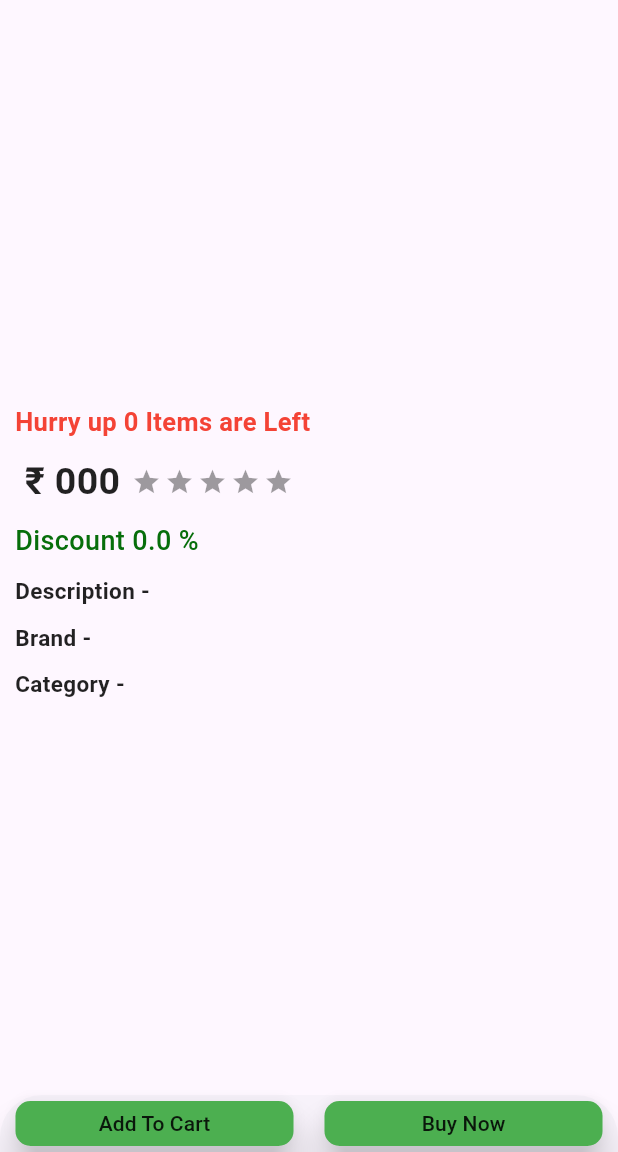
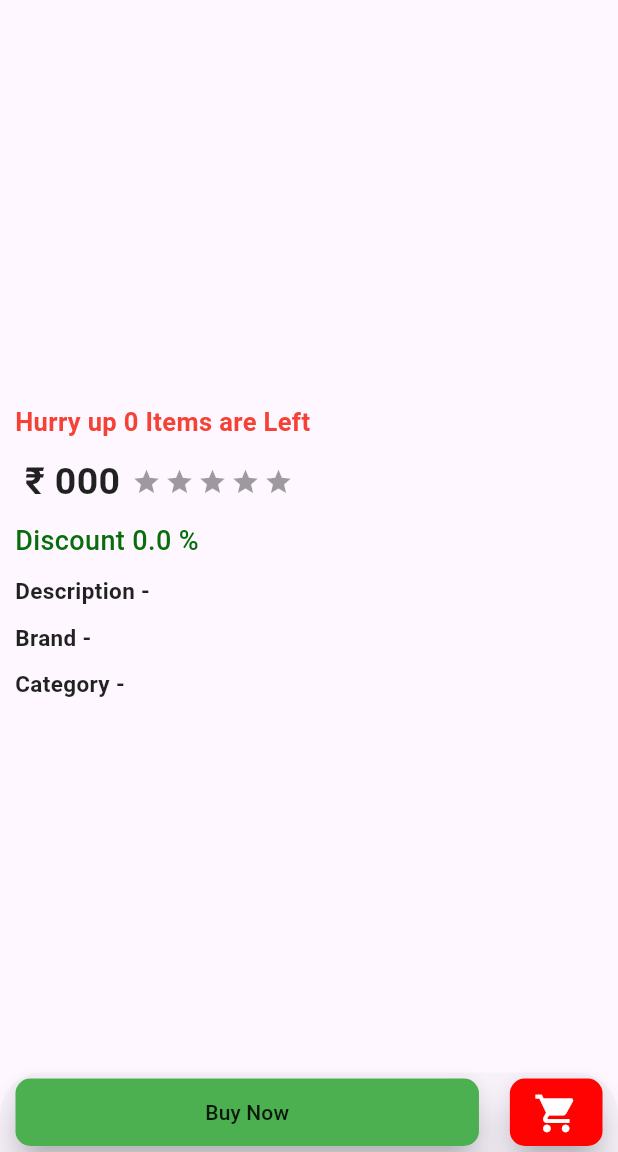
Before and after one commit to Prashant1125/Product_Api, a Flutter app: the ProductDetail screen opened directly with empty values, on a phone screen of 412 x 824 dp, the part 84-1236 px from its top. Run offline on Flutter 3.47's test engine with Material 3 defaults, Android fonts, the light colour scheme and no system bars; drawn by our look-alikes of carousel_slider, flutter_rating_bar; our stand-ins replace cached_network_image; network calls fail.

Commit message:
Add Button

```diff
--- a/lib/screens/detail.dart
+++ b/lib/screens/detail.dart
@@ -64,9 +64,8 @@ class _ProductDetailState extends State<ProductDetail> {
             Text(
               widget.product.title,
               style: titlestyle.copyWith(
-                  fontWeight: FontWeight.w600,
                   fontSize: 20,
-                  fontFamily: 'Cursive',
+                  fontFamily: 'bold',
                   color: const Color.fromARGB(255, 109, 135, 184)),
             ),
             Text(
@@ -137,11 +136,11 @@ class _ProductDetailState extends State<ProductDetail> {
                 decoration: BoxDecoration(
                     color: Colors.green,
                     borderRadius: BorderRadius.circular(10)),
-                width: mq.width * .45,
-                height: 30,
+                width: mq.width * .75,
+                height: 45,
                 child: MaterialButton(
                   onPressed: () {},
-                  child: const Text('Add To Cart'),
+                  child: const Text('Buy Now'),
                 ),
               ),
             ),
@@ -149,14 +148,17 @@ class _ProductDetailState extends State<ProductDetail> {
               elevation: 10,
               child: Container(
                 decoration: BoxDecoration(
-                    color: Colors.green,
+                    color: const Color.fromARGB(255, 255, 2, 2),
                     borderRadius: BorderRadius.circular(10)),
-                width: mq.width * .45,
-                height: 30,
-                child: MaterialButton(
-                  onPressed: () {},
-                  child: const Text('Buy Now'),
-                ),
+                width: mq.width * .15,
+                height: 45,
+                child: IconButton(
+                    onPressed: () {},
+                    icon: const Icon(
+                      Icons.shopping_cart,
+                      color: Colors.white,
+                      size: 30,
+                    )),
               ),
             ),
           ],
--- a/lib/screens/home.dart
+++ b/lib/screens/home.dart
@@ -122,9 +122,12 @@ class _HomePageState extends State<HomePage> {
                                                 MainAxisAlignment.spaceBetween,
                                             children: [
                                               Text(
-                                                product.title,
+                                                product.title.length > 20
+                                                    ? '${product.title.substring(0, 20)}...'
+                                                    : product.title,
                                                 style: titlestyle.copyWith(
-                                                    fontSize: 10),
+                                                  fontSize: 15,
+                                                ),
                                               ),
                                               RatingBar.builder(
                                                 itemSize: 20,
```
